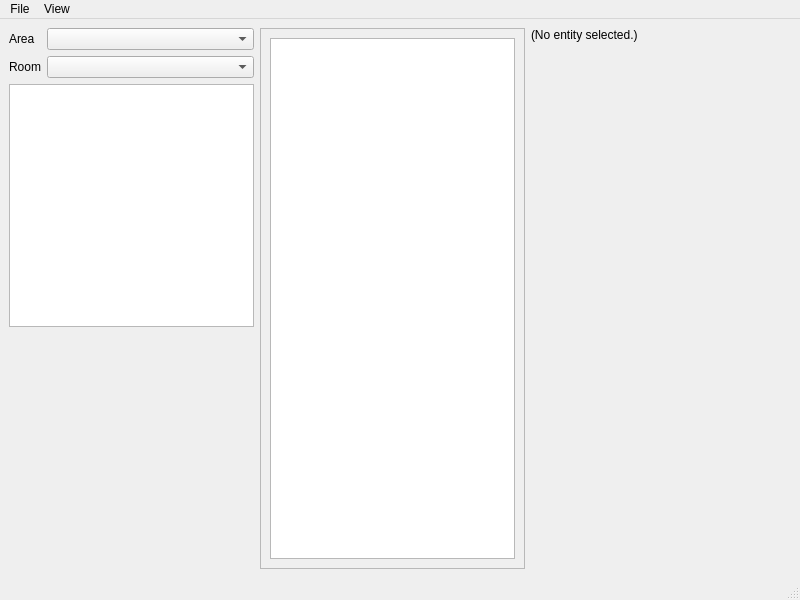
First picture: the form in mcedit_ui/main.ui, repository LagoLunatic/MCEdit, before the edit.
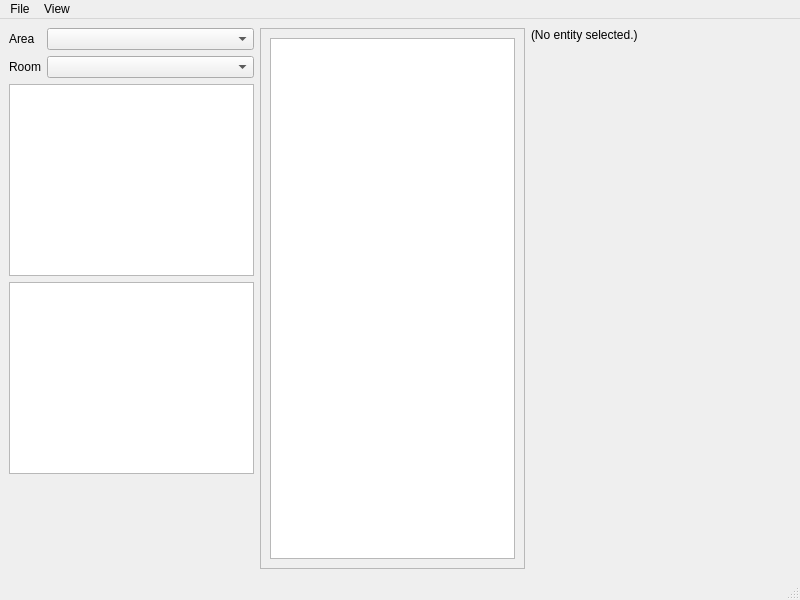
Second picture: the form after the edit.

Commit message: Allow toggling individual entity list visibility

```diff
--- a/mcedit_ui/main.ui
+++ b/mcedit_ui/main.ui
@@ -51,6 +51,16 @@
         </property>
        </widget>
       </item>
+      <item>
+       <widget class="QListWidget" name="entity_lists_list">
+        <property name="maximumSize">
+         <size>
+          <width>256</width>
+          <height>16777215</height>
+         </size>
+        </property>
+       </widget>
+      </item>
       <item>
        <spacer name="verticalSpacer">
         <property name="orientation">
```
The commit also changes 2 other files.
